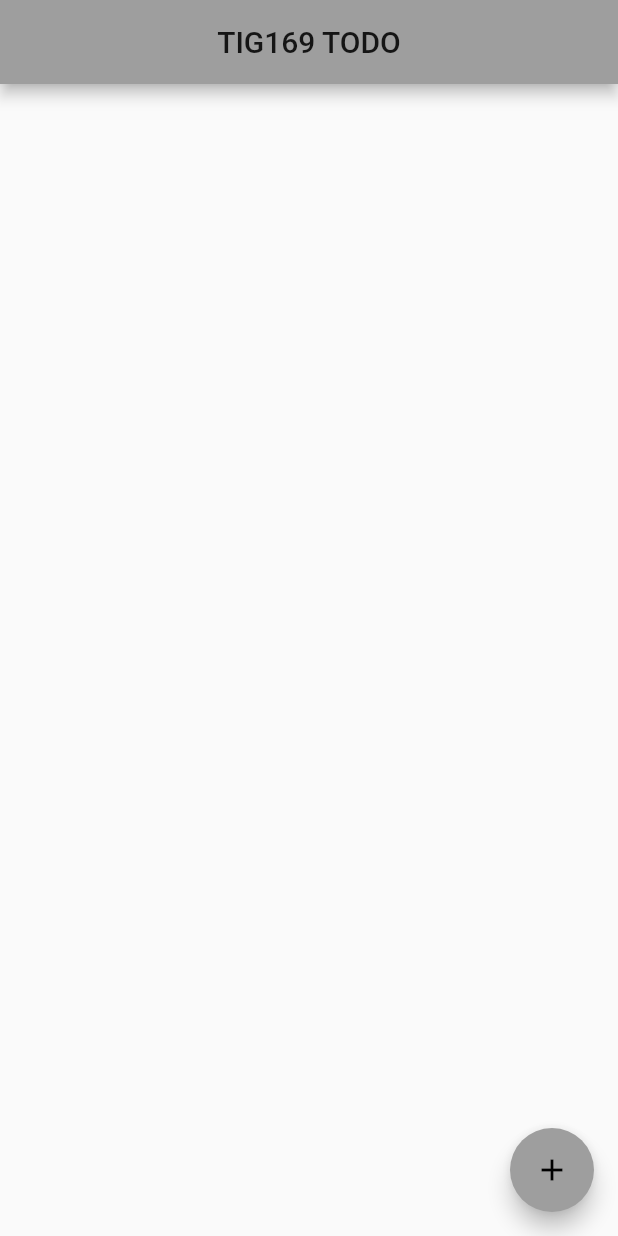
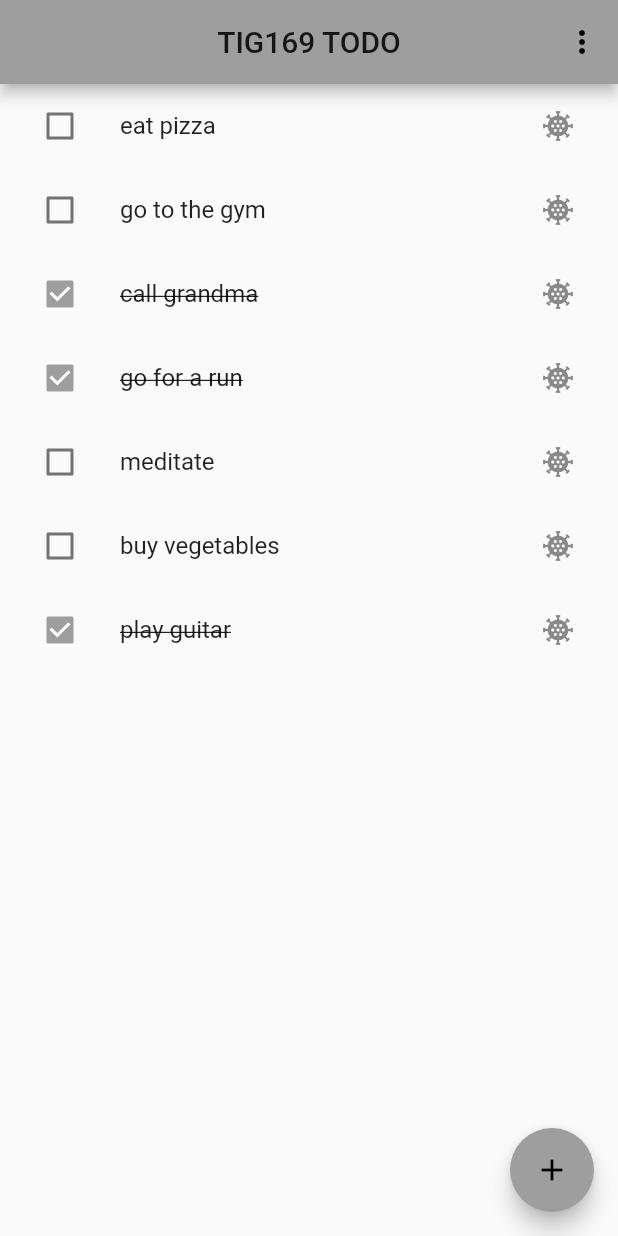
Before and after one commit to gu-tig169/guslonnrle, a Flutter app: the screen it shows after launch, on a phone screen of 412 x 824 dp. Run offline on Flutter 3.47's test engine with Material 2 defaults, Android fonts, the phone set to English and light mode, and no system bars.

Commit message:
ny commit

```diff
--- a/inlamning_1/lib/TodoList.dart
+++ b/inlamning_1/lib/TodoList.dart
@@ -1,36 +1,80 @@
 import 'package:flutter/material.dart';
 import 'package:provider/provider.dart';
 import './model.dart';
-class TodoList extends StatelessWidget{
-  final List<TodoAssignment> list;
-  TodoList(this.list);
-  final firstvalue=false;
-  final secondvalue=true;
+import './EditTodoView.dart';
 
-  Widget build(BuildContext context){
-    return ListView(
-      children: list.map((todo)=>_todoItem(context, todo)).toList());
+
+class TodoList extends StatelessWidget {
+  @override
+  Widget build(BuildContext context) {
+    return Scaffold(
+      appBar: AppBar(
+        centerTitle:true,
+        title: Text('TIG169 TODO'),
+        actions: [_popupButton()]),
+      body: _buildList(context),
+      floatingActionButton: FloatingActionButton(child: Icon(Icons.add),
+      onPressed: () async{
+        var newTodo = await Navigator.push(
+          context,
+          MaterialPageRoute(
+           builder: (context)=> EditTodoView(
+            TodoAssignment())));
+        if(newTodo != null){
+          Provider.of<MyState>(context, listen: false).addTodo(newTodo);
+        }
+      },
+      ),
+    );
   }
 
-  Widget _todoItem(context, todo) {
-    return CheckboxListTile(
-      value: this.firstvalue,
-      title: Text(todo.assignment),
-      secondary: IconButton(
-        icon: Icon(Icons.coronavirus_sharp), // Haha! Tyckte det var otroligt kul att det fanns en corona-icon.
-        onPressed: (){                       // Tänker att man klickar på den när något inte sker pga corona, och då tas den bort.
-          var state = Provider.of<MyState>(context, listen: false);
-          state.removeTodo(todo);
-
+  Widget _buildList(BuildContext context){
+    return Consumer <MyState>(
+      builder: (context, state, child) => ListView.builder(
+        itemCount: state.getTodos.length,
+        itemBuilder: (context,index,) {
+          return ListTile(
+            leading: Checkbox(
+            value: state.getDone(index),
+            onChanged: (bool done) {
+              state.setDone(index, done);
+            },
+          ),
+          title: state.getTodo(state, index),
+            trailing: IconButton(
+            icon: Icon(Icons.coronavirus_sharp), // Haha! Tyckte det var otroligt kul att det fanns en corona-icon.
+                onPressed: (){                       // Tänker att man klickar på den när något inte sker pga corona, och då tas den bort.
+                  state.delete(index);
         },
       ),
 
-      onChanged: (bool newVvalue) {
+);
+        }
+        ,)
+      );
+  }
+    Widget _popupButton(){
+    return Consumer <MyState> (
+      builder: (context, state, child) => PopupMenuButton(
+        onSelected: (newValue) {
+          state.setFilterValue(newValue);
+          state.useFilter();
+        },
+        itemBuilder: (context) => [
+          PopupMenuItem(
+            child: Text("All"),
+            value: "All",
+            ),
+          PopupMenuItem(
+            child: Text("Done"),
+            value: "Done",
+            ),
+          PopupMenuItem(
+            child: Text("Undone"),
+            value: "Undone",
+            ),
+        ],
 
-        });
-
-              //Här vill jag göra så att det kryssas för när man klickar på rutan.
-            // Men det hann jag inte riktigt göra.
-
+    ));
   }
 }
--- a/inlamning_1/lib/TodoListView.dart
+++ /dev/null
@@ -1,30 +0,0 @@
-import 'package:flutter/material.dart';
-import 'package:provider/provider.dart';
-import './model.dart';
-import './TodoList.dart';
-import './EditTodoView.dart';
-
-
-class TodoListView extends StatelessWidget {
-  Widget build(BuildContext context) {
-    return Scaffold(
-      appBar: AppBar(
-        centerTitle:true,
-        title: Text('TIG169 TODO')),
-
-      body: Consumer<MyState>(builder: (context,state,child) => TodoList(state.list),),
-      floatingActionButton: FloatingActionButton(child: Icon(Icons.add),
-      onPressed: () async{
-        var newTodo = await Navigator.push(
-          context,
-          MaterialPageRoute(
-           builder: (context)=> EditTodoView(
-            TodoAssignment())));
-        if(newTodo != null){
-          Provider.of<MyState>(context, listen: false).addTodo(newTodo);
-        }
-      },
-      ),
-    );
-  }
-}
--- a/inlamning_1/lib/main.dart
+++ b/inlamning_1/lib/main.dart
@@ -1,8 +1,8 @@
 import 'package:provider/provider.dart';
 import 'package:flutter/material.dart';
+import 'model.dart';
+import 'TodoList.dart';
 
-import 'TodoListView.dart';
-import 'model.dart';
 
 
 void main() {
@@ -23,7 +23,7 @@ class MyApp extends StatelessWidget {
         primarySwatch: Colors.grey,
         visualDensity: VisualDensity.adaptivePlatformDensity,
       ),
-      home: TodoListView(),
+      home: TodoList(),
 
     );
   }
--- a/inlamning_1/lib/model.dart
+++ b/inlamning_1/lib/model.dart
@@ -2,20 +2,91 @@ import 'package:flutter/material.dart';
 
 class TodoAssignment{
   String assignment;
-  TodoAssignment({this.assignment});
+  bool done;
+
+  TodoAssignment({this.assignment, this.done=false});
+
+  void completed() {
+    done = !done;
+  }
 }
 
 class MyState extends ChangeNotifier{
-  List <TodoAssignment> _list =[];
 
-  List<TodoAssignment> get list => _list;
+  String _filterValue = "All";
+
+  List <TodoAssignment> _todos =[];
+
+  List<TodoAssignment> get list => _todos;
+
+  List<TodoAssignment> _filteredTodos;
+
+  List<TodoAssignment> filtering(List<TodoAssignment> _todos, String _filterValue){
+    if (_filterValue == "All") {
+      _filteredTodos = _todos;
+    } else if (_filterValue=="Done") {
+      _filteredTodos = _todos.where((i) => i.done ==true).toList();
+    } else if(_filterValue=="Undone") {
+      _filteredTodos = _todos.where((i) => i.done ==false).toList();
+    }
+    return _filteredTodos;
+  }
+
+  List get getTodos {
+    if (_todos.length == 0) {
+      var task = new TodoAssignment(assignment: "eat pizza", done: false);
+      _todos.add(task);
+      var task2 = new TodoAssignment(assignment: "go to the gym", done: false);
+      _todos.add(task2);
+      var task3 = new TodoAssignment(assignment: "call grandma", done: true);
+      _todos.add(task3);
+      var task4 = new TodoAssignment(assignment: "go for a run", done: true);
+      _todos.add(task4);
+      var task5 = new TodoAssignment(assignment: "meditate", done: false);
+      _todos.add(task5);
+      var task6 = new TodoAssignment(assignment: "buy vegetables", done: false);
+      _todos.add(task6);
+      var task7 = new TodoAssignment(assignment: "play guitar", done: true);
+      _todos.add(task7);
+    }
+    return filtering(_todos, _filterValue);
+  }
+
 
   void addTodo(TodoAssignment todo) {
-    _list.add(todo);
+    _filterValue= "All";
+    _todos.add(todo);
     notifyListeners();
   }
   void removeTodo(TodoAssignment todo) {
-    _list.remove(todo);
+    _todos.remove(todo);
+    notifyListeners();
+  }
+
+  useFilter() {
+    notifyListeners();
+    return filtering;
+  }
+  getTodo(done, index) {
+    if(getTodos[index].done==false) {
+      return Text(getTodos[index].assignment);
+    } else {
+      return Text(getTodos[index].assignment,
+        style: TextStyle(decoration: TextDecoration.lineThrough));
+    }
+  }
+  bool getDone(index) {
+    return getTodos[index].done;
+  }
+  void setFilterValue(newValue) {
+    _filterValue = newValue;
+  }
+  void setDone(index, bool testValue) {
+    getTodos[index].completed();
+    notifyListeners();
+  }
+    void delete(index) {
+    getTodos.removeAt(index);
     notifyListeners();
   }
 }
```
